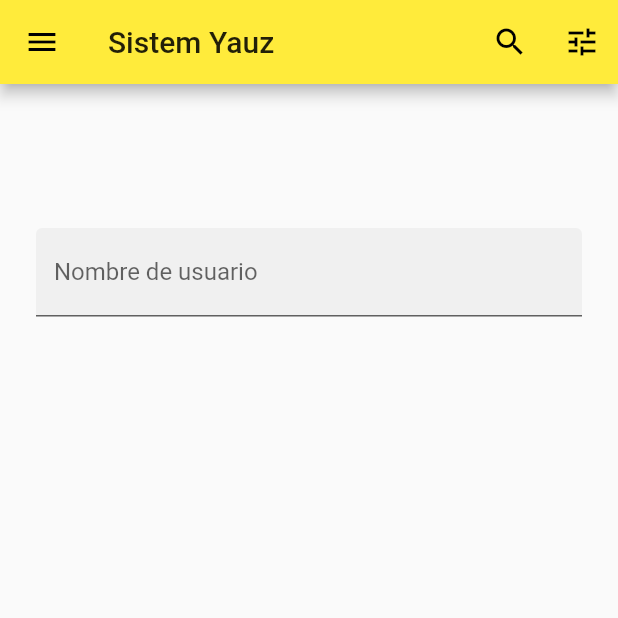
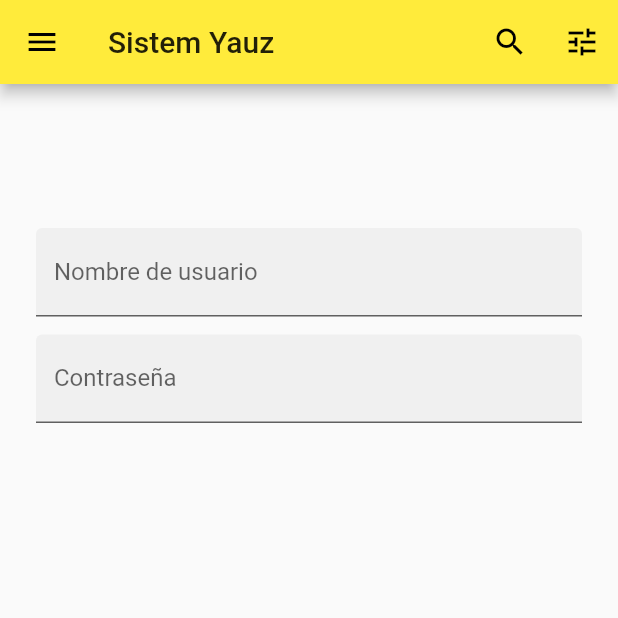
Before and after one commit to yauzli/loginSencillo, a Flutter app: the screen it shows after launch, on a phone screen of 412 x 824 dp, the top half of it. Run offline on Flutter 3.47's test engine with Material 2 defaults, Android fonts, the phone set to English and light mode, and no system bars.

```diff
--- a/lib/main.dart
+++ b/lib/main.dart
@@ -92,7 +92,15 @@ class _IngresoSistemaState extends State<IngresoSistema> {
                       labelText: 'Nombre de usuario',
                     ),
                   ),
-                ],
+                  SizedBox(height: 12.0),
+                  TextField(
+                    decoration: InputDecoration(
+                      filled: true,
+                      labelText: 'Contraseña',
+                    ),
+                    obscureText: true,
+                  ),
+                ], //fin widgwt
               ) //fin de columna
             //fin widget
           ], //fin childre widget
```
Also changed, not shown: 1 other file.
